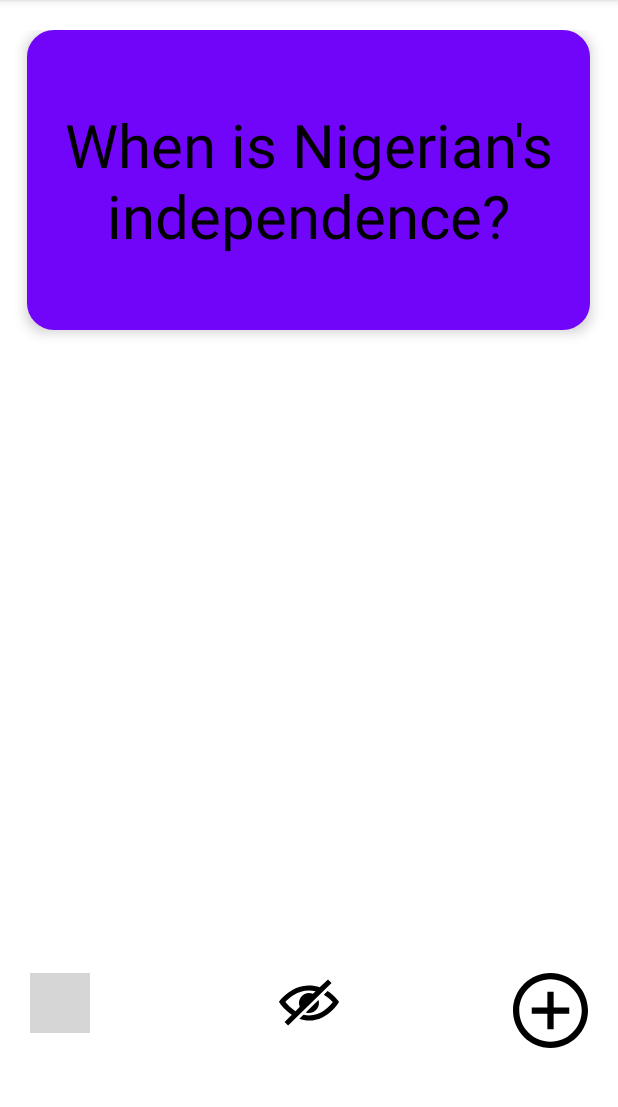
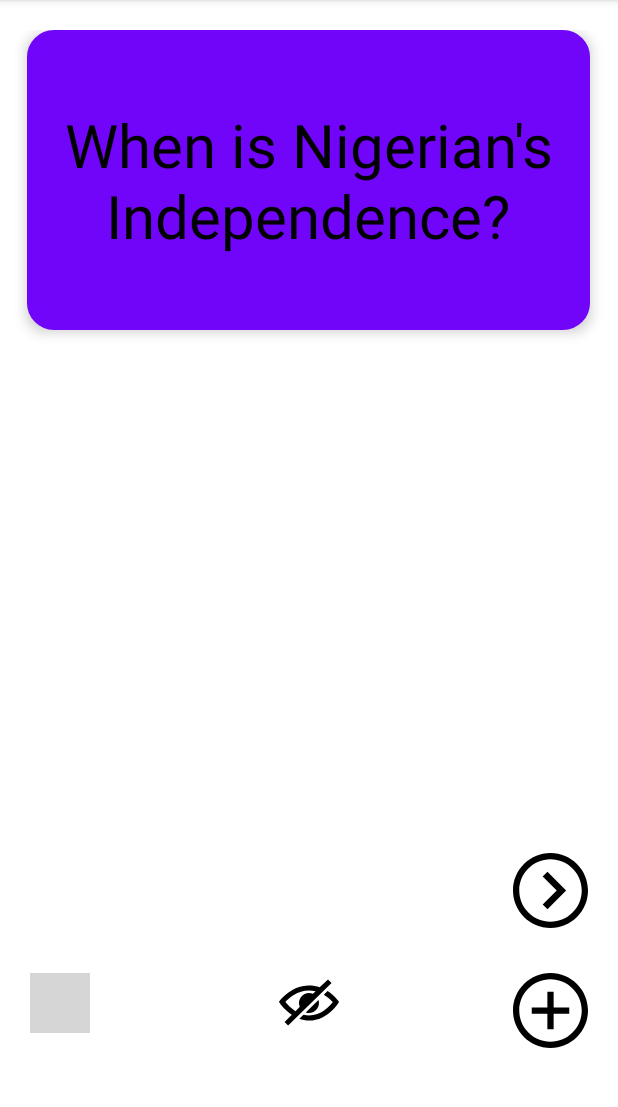
Before and after one commit to martinsufio/flashcard1, an Android app: the screen it shows after launch (MainActivity), on a phone screen of 412 x 824 dp, the part 84-1191 px from its top. Run offline under Robolectric (Android 15) with nearby library versions, the phone set to English and light mode, and no system bars; our stand-ins replace Room's generated code; grey boxes are pictures that could not be loaded.

Commit message:
Update activity_main.xml

```diff
--- a/app/src/main/res/layout/activity_main.xml
+++ b/app/src/main/res/layout/activity_main.xml
@@ -12,7 +12,7 @@
         android:layout_width="375dp"
         android:layout_height="200dp"
         android:layout_centerHorizontal="true"
-        android:text="When is Nigerian's independence?"
+        android:text="When is Nigerian's Independence?"
         android:background="@drawable/card_background"
         android:textColor="@color/black"
         android:textSize="40sp"
@@ -138,6 +138,7 @@
         android:visibility="visible"
 
         />
+
     <ImageView
         android:layout_width="40dp"
         android:layout_height="40dp"
@@ -151,6 +152,19 @@
 
         />
 
+    <ImageView
+        android:layout_width="50dp"
+        android:layout_height="50dp"
+        android:id="@+id/nextButton"
+        android:src="@drawable/nextbutton"
+        android:layout_below="@+id/answer5"
+        android:layout_marginTop="170dp"
+        android:layout_marginRight="20dp"
+        android:layout_alignParentRight="true"
+        android:visibility="visible"
+
+        />
+
 
 
 
```
